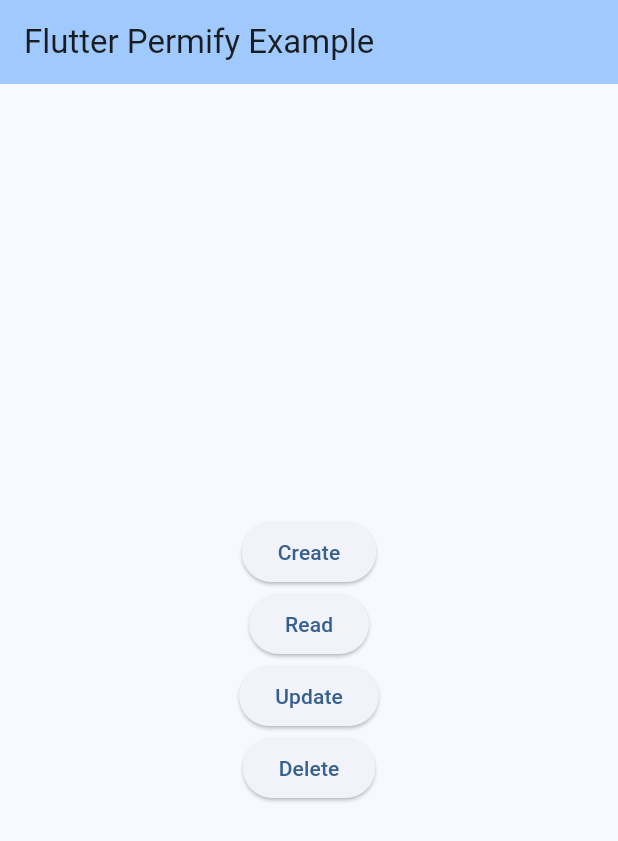
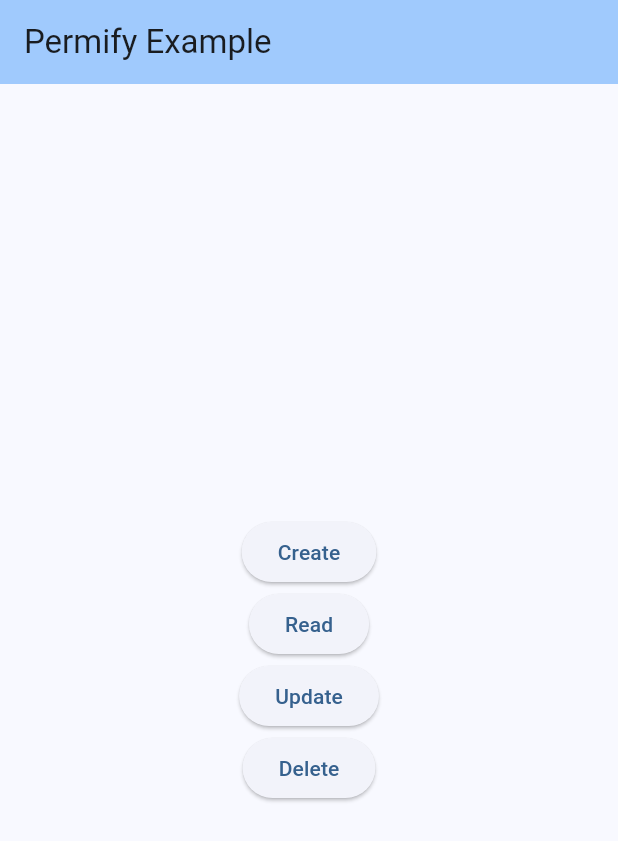
Before and after one commit to fenicfelix/flutter_permify, a Flutter app: the screen it shows after launch, on a phone screen of 412 x 824 dp. Shown: the top 841 px of the screen. Run offline on Flutter 3.47's test engine with Material 3 defaults, Android fonts, the phone set to English and light mode, and no system bars; our stand-ins replace shared_preferences; missing offline and left inert: smart_edge_alert.

Commit message:
Renames the package to permify

```diff
--- a/example/lib/main.dart
+++ b/example/lib/main.dart
@@ -1,5 +1,5 @@
 import 'package:flutter/material.dart';
-import 'package:flutter_permify/flutter_permify.dart';
+import 'package:permify/permify.dart';
 import 'package:smart_edge_alert/smart_edge_alert.dart';
 
 void main() {
@@ -13,12 +13,12 @@ class MyApp extends StatelessWidget {
   @override
   Widget build(BuildContext context) {
     return MaterialApp(
-      title: 'Flutter Permify',
+      title: 'Permify',
       theme: ThemeData(
         colorScheme: ColorScheme.fromSeed(seedColor: Colors.blue),
         useMaterial3: true,
       ),
-      home: const MyHomePage(title: 'Flutter Permify Example'),
+      home: const MyHomePage(title: 'Permify Example'),
     );
   }
 }
@@ -108,11 +108,13 @@ class _MyHomePageState extends State<MyHomePage> {
                 },
                 child: const Text('Create'),
               ),
+
               /// read button
               ElevatedButton(
                 onPressed: read,
                 child: const Text('Read'),
               ),
+
               /// update button
               ElevatedButton(
                 onPressed: update,
--- a/example/pubspec.yaml
+++ b/example/pubspec.yaml
@@ -41,7 +41,7 @@ dev_dependencies:
   flutter_test:
     sdk: flutter
 
-  flutter_permify:
+  permify:
     path: ../
 
   # The "flutter_lints" package below contains a set of recommended lints to
--- a/lib/flutter_permify.dart
+++ b/lib/permify.dart
@@ -1,4 +1,4 @@
-library flutter_permify;
+library permify;
 
 /// Import the required packages
 import 'package:shared_preferences/shared_preferences.dart';
--- a/pubspec.yaml
+++ b/pubspec.yaml
@@ -1,7 +1,7 @@
-name: flutter_permify
+name: permify
 description: A comprehensive Flutter package that simplifies role-based access control (RBAC) and permission management within your Flutter applications.
 version: 0.0.1
-homepage: https://github.com/fenicfelix/flutter-permify
+homepage: https://github.com/fenicfelix/permify
 
 environment:
   sdk: '>=3.1.4 <4.0.0'
```
Also changed, not shown: example/pubspec.lock, 3 other files.
